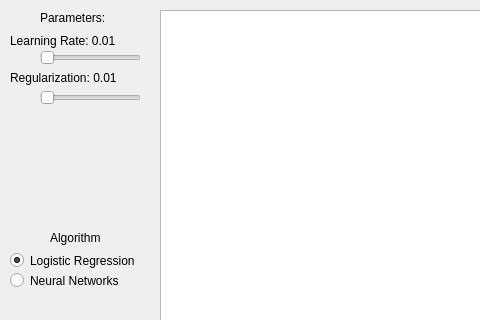
Old version of the form src/demo/handwriting_recognition/predictiondialog.ui in the repository VenkatKS/MachineLearning; both pictures show x 0 to 480 and y 0 to 320 of the 691 by 487 pixel window.
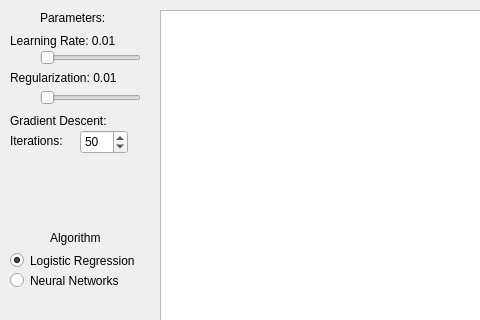
New version of the form.

The edit to the form file:
```diff
--- a/src/demo/handwriting_recognition/predictiondialog.ui
+++ b/src/demo/handwriting_recognition/predictiondialog.ui
@@ -227,6 +227,51 @@
     <string>Learning Progress:</string>
    </property>
   </widget>
+  <widget class="QLabel" name="label_3">
+   <property name="geometry">
+    <rect>
+     <x>10</x>
+     <y>110</y>
+     <width>171</width>
+     <height>21</height>
+    </rect>
+   </property>
+   <property name="text">
+    <string>Gradient Descent:</string>
+   </property>
+  </widget>
+  <widget class="QSpinBox" name="iterationCount">
+   <property name="geometry">
+    <rect>
+     <x>80</x>
+     <y>130</y>
+     <width>48</width>
+     <height>24</height>
+    </rect>
+   </property>
+   <property name="minimum">
+    <number>1</number>
+   </property>
+   <property name="maximum">
+    <number>200</number>
+   </property>
+   <property name="value">
+    <number>50</number>
+   </property>
+  </widget>
+  <widget class="QLabel" name="label_4">
+   <property name="geometry">
+    <rect>
+     <x>10</x>
+     <y>130</y>
+     <width>71</width>
+     <height>21</height>
+    </rect>
+   </property>
+   <property name="text">
+    <string>Iterations:</string>
+   </property>
+  </widget>
  </widget>
  <resources/>
  <connections/>
```
Left out of the diff: 2 changed lines with no effect on the pictures.
